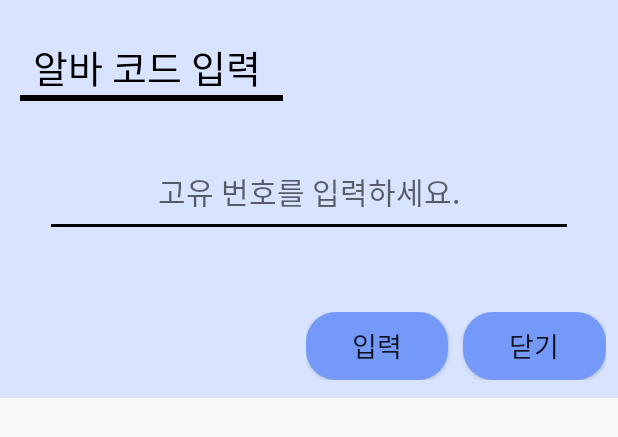
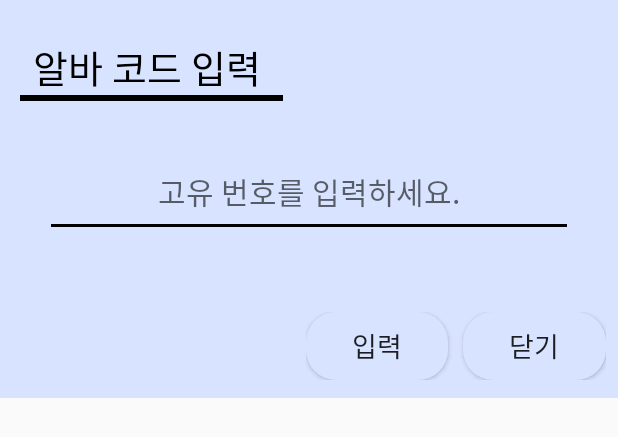
Before and after one commit to RinRinPARK/MyPartTimeJob-Android, an Android app: the layout dialogfragment_codeinput.xml on its own in the app's theme, with its tools: preview values and no code run, on a phone screen of 412 x 824 dp. Shown: the top 437 px of the screen. Run offline under Robolectric (Android 15) with nearby library versions, the phone set to English and light mode, and no system bars.

```diff
--- a/app/src/main/res/drawable/dialog_button_custom.xml
+++ b/app/src/main/res/drawable/dialog_button_custom.xml
@@ -1,6 +1,6 @@
 <?xml version="1.0" encoding="utf-8"?>
 <shape xmlns:android="http://schemas.android.com/apk/res/android">
-    <solid android:color="@color/blue">
+    <solid android:color="@color/lightblue">
     </solid>
     <corners android:radius="20dp"></corners>
 </shape>
--- a/app/src/main/res/layout/dialogfragment_codeinput.xml
+++ b/app/src/main/res/layout/dialogfragment_codeinput.xml
@@ -62,7 +62,7 @@
         <Button
             android:background="@drawable/dialog_button_custom"
             android:layout_marginRight="10dp"
-            android:id="@+id/inputButton"
+            android:id="@+id/codeinputButton"
             android:layout_height="45dp"
             android:layout_width="0dp"
             android:layout_weight="1"
@@ -72,7 +72,7 @@
 
         <Button
             android:background="@drawable/dialog_button_custom"
-            android:id="@+id/closeButton"
+            android:id="@+id/codecloseButton"
             android:layout_height="45dp"
             android:layout_width="0dp"
             android:layout_weight="1"
```
Also changed, not shown: app/src/main/java/com/ssuandroid/my_parttime/HomeFragment.java (+55 -1 lines), app/src/main/res/layout/fragment_home.xml (+11 -10 lines).
